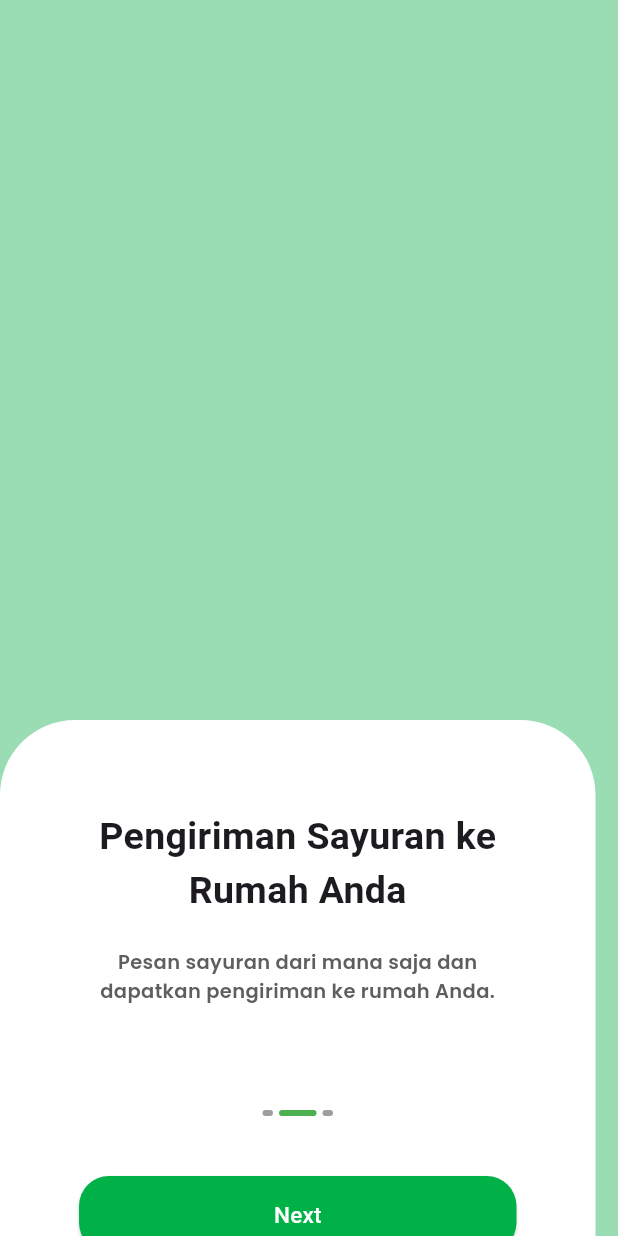
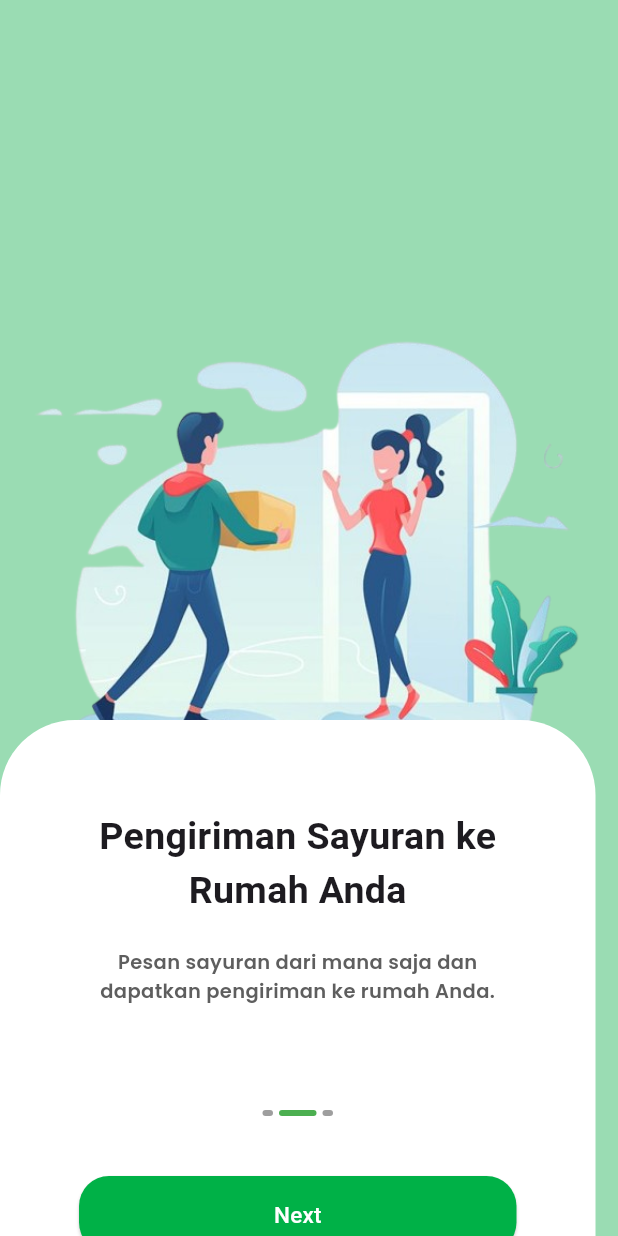
Before and after one commit to Ikhvan3/shamo_app, a Flutter app: the StartPage2 screen opened by its route, on a phone screen of 412 x 824 dp. Run offline on Flutter 3.47's test engine with Material 3 defaults, Android fonts, the phone set to English and light mode, and no system bars; drawn by our look-alikes of showcaseview; our stand-ins replace carousel_slider, cloud_firestore, firebase_auth, firebase_core, google_fonts, shared_preferences; missing offline and left inert: midtrans_snap, mobile_scanner; accounts and stored records are empty; network calls fail.

Commit message:
konfigurasi 4

```diff
--- a/lib/pages/start/startpage2.dart
+++ b/lib/pages/start/startpage2.dart
@@ -101,6 +101,10 @@ class _StartPage2State extends State<StartPage2>
           Container(
             child: Stack(
               children: [
+                Image.asset(
+                  'assets/image_start2.png',
+                  width: 700,
+                ),
                 Container(
                   margin: EdgeInsets.only(top: 260),
                   height: 376,
```
